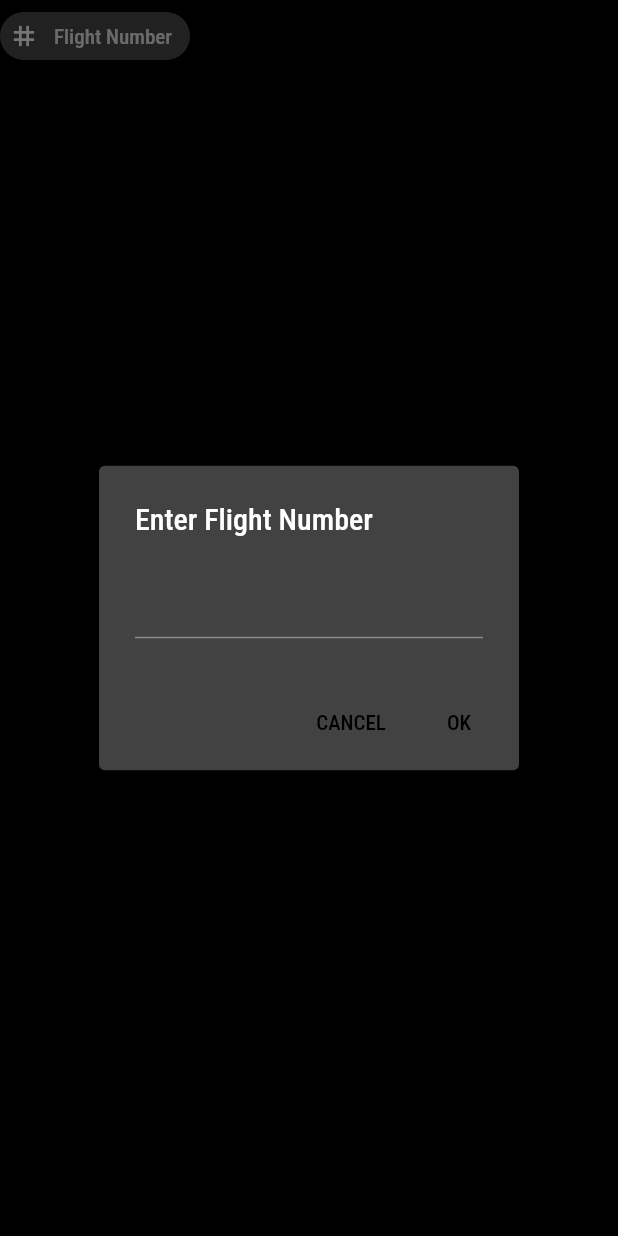
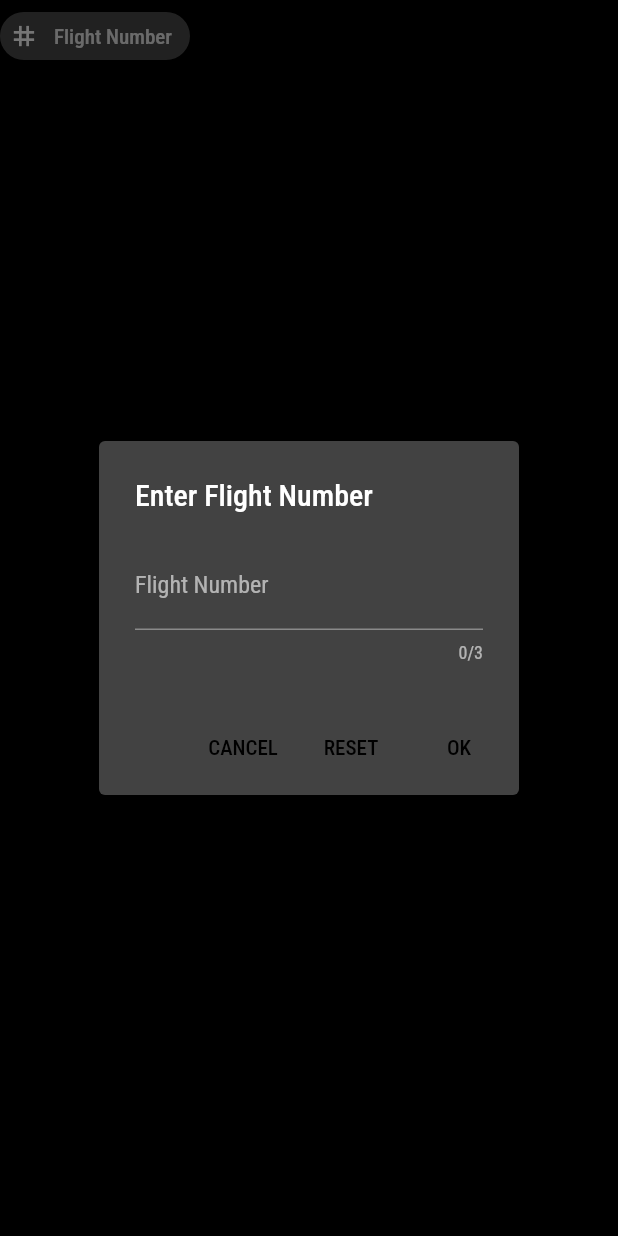
Before and after one commit to dmiedev/spacex, a Flutter app: the _FlightNumberChip widget shown alone on an empty page, opened directly, after a tap on "Flight Number", on a phone screen of 412 x 824 dp. Run offline on Flutter 3.47's test engine with Material 2 defaults, Android fonts, the phone set to English and light mode, and no system bars; our stand-ins replace auto_size_text, equatable, flutter_bloc, google_fonts, hydrated_bloc, infinite_scroll_pagination; generated files the repository leaves out were written again; network calls fail.

Commit message:
feat: add launch flight number filtering

```diff
--- a/lib/launches/bloc/launch_event.dart
+++ b/lib/launches/bloc/launch_event.dart
@@ -37,6 +37,17 @@ class LaunchSortingOrderSwitched extends LaunchEvent {}
 
 class LaunchTimeSwitched extends LaunchEvent {}
 
+class LaunchFlightNumberSet extends LaunchEvent {
+  const LaunchFlightNumberSet({
+    required this.flightNumber,
+  });
+
+  final int flightNumber;
+
+  @override
+  List<Object?> get props => [flightNumber];
+}
+
 class LaunchSuccessfulnessSelected extends LaunchEvent {
   const LaunchSuccessfulnessSelected({
     required this.successfulness,
--- a/lib/launches/bloc/launch_state.dart
+++ b/lib/launches/bloc/launch_state.dart
@@ -11,19 +11,19 @@ enum LaunchSuccessfulness { any, success, failure }
 @JsonSerializable()
 class LaunchState {
   const LaunchState({
-    required this.launches,
+    this.launches,
     required this.lastPageNumber,
     required this.hasReachedEnd,
     required this.errorOccurred,
     required this.searchedText,
     required this.sorting,
     required this.time,
+    required this.flightNumber,
     required this.successfulness,
   });
 
   const LaunchState.initial()
       : this(
-          launches: null,
           lastPageNumber: 0,
           hasReachedEnd: false,
           errorOccurred: false,
@@ -33,6 +33,7 @@ class LaunchState {
             order: SortOrder.ascending,
           ),
           time: LaunchTime.upcoming,
+          flightNumber: -1,
           successfulness: LaunchSuccessfulness.any,
         );
 
@@ -43,17 +44,20 @@ class LaunchState {
   final String searchedText;
   final SortingOption sorting;
   final LaunchTime time;
+  final int flightNumber;
   final LaunchSuccessfulness successfulness;
 
   LaunchState getEmpty({
     SortingOption? sorting,
     LaunchTime? time,
+    int? flightNumber,
     LaunchSuccessfulness? successfulness,
   }) {
     return const LaunchState.initial().copyWith(
       searchedText: searchedText,
       sorting: sorting ?? this.sorting,
       time: time ?? this.time,
+      flightNumber: flightNumber ?? this.flightNumber,
       successfulness: successfulness ?? this.successfulness,
     );
   }
@@ -66,6 +70,7 @@ class LaunchState {
     String? searchedText,
     SortingOption? sorting,
     LaunchTime? time,
+    int? flightNumber,
     LaunchSuccessfulness? successfulness,
   }) {
     return LaunchState(
@@ -76,6 +81,7 @@ class LaunchState {
       searchedText: searchedText ?? this.searchedText,
       sorting: sorting ?? this.sorting,
       time: time ?? this.time,
+      flightNumber: flightNumber ?? this.flightNumber,
       successfulness: successfulness ?? this.successfulness,
     );
   }
--- a/lib/launches/widgets/filtering_chips.dart
+++ b/lib/launches/widgets/filtering_chips.dart
@@ -254,34 +254,122 @@ class _FlightNumberChip extends StatelessWidget {
 
   @override
   Widget build(BuildContext context) {
-    return ActionChip(
-      avatar: const Icon(Icons.tag, size: _chipIconSize),
-      label: const Text('Flight Number'),
+    return BlocBuilder<LaunchBloc, LaunchState>(
+      buildWhen: (previous, current) =>
+          previous.flightNumber != current.flightNumber,
+      builder: (context, state) => ActionChip(
+        avatar: Icon(
+          Icons.tag,
+          size: _chipIconSize,
+          color: state.flightNumber != -1 ? Colors.black : null,
+        ),
+        label: state.flightNumber != -1
+            ? Text(
+                '${state.flightNumber}',
+                style: const TextStyle(color: Colors.black),
+              )
+            : const Text('Flight Number'),
         onPressed: () => _handlePress(context),
+        backgroundColor: state.flightNumber != -1 ? Colors.white : null,
+      ),
     );
   }
 
-  void _handlePress(BuildContext context) {
-    showDialog(
+  Future<void> _handlePress(BuildContext context) async {
+    final launchBloc = context.read<LaunchBloc>();
+    final flightNumber = launchBloc.state.flightNumber;
+    final newFlightNumber = await showDialog<int>(
       context: context,
-      builder: (context) => AlertDialog(
+      builder: (context) => _FlightNumberDialog(
+        flightNumber: flightNumber != -1 ? flightNumber : null,
+      ),
+    );
+    if (newFlightNumber != null) {
+      launchBloc.add(LaunchFlightNumberSet(flightNumber: newFlightNumber));
+    }
+  }
+}
+
+class _FlightNumberDialog extends StatefulWidget {
+  const _FlightNumberDialog({
+    super.key,
+    this.flightNumber,
+  }) : assert(
+          flightNumber == null || flightNumber >= 0,
+          'Flight number must be positive.',
+        );
+
+  final int? flightNumber;
+
+  @override
+  State<_FlightNumberDialog> createState() => _FlightNumberDialogState();
+}
+
+class _FlightNumberDialogState extends State<_FlightNumberDialog> {
+  final _formKey = GlobalKey<FormState>();
+  final _textFieldController = TextEditingController();
+
+  @override
+  void initState() {
+    super.initState();
+    if (widget.flightNumber != null) {
+      _textFieldController.text = '${widget.flightNumber}';
+    }
+  }
+
+  @override
+  Widget build(BuildContext context) {
+    return AlertDialog(
       title: const Text('Enter Flight Number'),
-        content: TextField(
+      content: Form(
+        key: _formKey,
+        autovalidateMode: AutovalidateMode.onUserInteraction,
+        child: TextFormField(
+          validator: _validateFlightNumberField,
+          controller: _textFieldController,
           keyboardType: TextInputType.number,
+          maxLength: 3,
           inputFormatters: [FilteringTextInputFormatter.digitsOnly],
+          decoration: const InputDecoration(
+            label: Text('Flight Number'),
+            hintText: '123',
+          ),
+        ),
       ),
       actions: [
         TextButton(
           child: const Text('CANCEL'),
-            onPressed: () {},
+          onPressed: () => Navigator.pop(context),
+        ),
+        TextButton(
+          child: const Text('RESET'),
+          onPressed: () => Navigator.pop(context, -1),
         ),
         TextButton(
           child: const Text('OK'),
-            onPressed: () {},
+          onPressed: () => _handleOkButtonPress(context),
         ),
       ],
-      ),
     );
+  }
+
+  String? _validateFlightNumberField(String? string) {
+    if (string != null && string.isEmpty) {
+      return 'This field must not be empty!';
+    }
+    return null;
+  }
+
+  void _handleOkButtonPress(BuildContext context) {
+    if (_formKey.currentState!.validate()) {
+      Navigator.pop(context, int.parse(_textFieldController.text));
+    }
+  }
+
+  @override
+  void dispose() {
+    _textFieldController.dispose();
+    super.dispose();
   }
 }
 
```
Also changed, not shown: lib/launches/bloc/launch_bloc.dart (+15 -0 lines). Lines whose indentation alone changed are shown as unchanged.
